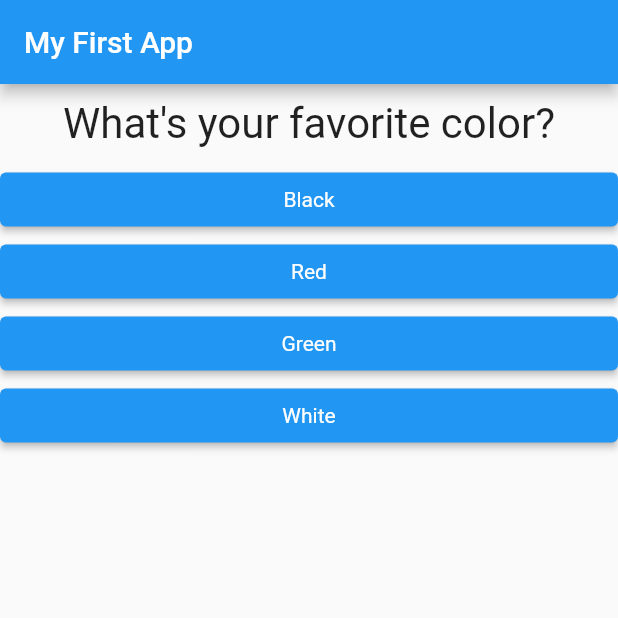
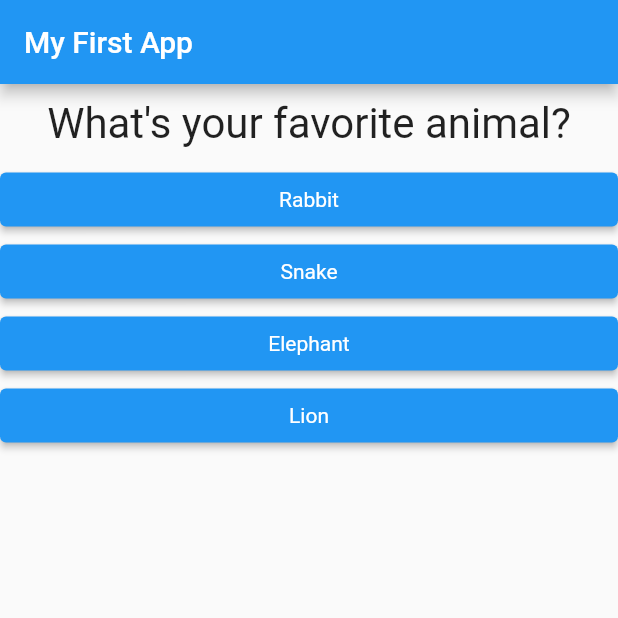
Before and after one commit to yusoofsh/demind, a Flutter app: the screen it shows after launch, after a tap on "Black", on a phone screen of 412 x 824 dp, the top half of it. Run offline on Flutter 3.47's test engine with Material 2 defaults, Android fonts, the phone set to English and light mode, and no system bars.

Commit message:
feat(basics): :sparkles: added if and ternary expression

```diff
--- a/basics/lib/answer.dart
+++ b/basics/lib/answer.dart
@@ -1,7 +1,7 @@
 import 'package:flutter/material.dart';
 
 class Answer extends StatelessWidget {
-  final Function selectHandler;
+  final VoidCallback selectHandler;
   final String answerText;
 
   Answer(this.selectHandler, this.answerText);
@@ -18,7 +18,7 @@ class Answer extends StatelessWidget {
           ),
         ),
         child: Text(answerText),
-        onPressed: () => selectHandler,
+        onPressed: selectHandler,
       ),
     );
   }
--- a/basics/lib/main.dart
+++ b/basics/lib/main.dart
@@ -13,13 +13,32 @@ class MyApp extends StatefulWidget {
 }
 
 class _MyAppState extends State<MyApp> {
-  var _questionIndex = 0;
+  final questions = const [
+    {
+      'questionText': 'What\'s your favorite color?',
+      'answers': ['Black', 'Red', 'Green', 'White'],
+    },
+    {
+      'questionText': 'What\'s your favorite animal?',
+      'answers': ['Rabbit', 'Snake', 'Elephant', 'Lion'],
+    },
+    {
+      'questionText': 'Who\'s your favorite instructor?',
+      'answers': ['Max', 'Max', 'Max', 'Max'],
+    },
+  ];
+  int _questionIndex = 0;
 
   void _answerQuestion() {
     setState(() {
       _questionIndex = _questionIndex + 1;
     });
     print(_questionIndex);
+    if (_questionIndex < questions.length) {
+      print('We have more questions!');
+    } else {
+      print('No more questions!');
+    }
   }
 
   @override
@@ -50,7 +69,8 @@ class _MyAppState extends State<MyApp> {
         appBar: AppBar(
           title: Text('My First App'),
         ),
-        body: Column(
+        body: _questionIndex < questions.length
+            ? Column(
                 children: [
                   Question(
                     questions[_questionIndex]['questionText'] as String,
@@ -64,6 +84,9 @@ class _MyAppState extends State<MyApp> {
                     },
                   ).toList()
                 ],
+              )
+            : Center(
+                child: Text('You did it!'),
               ),
       ),
     );
```
Also changed, not shown: 1 other file. Lines whose indentation alone changed are shown as unchanged.
